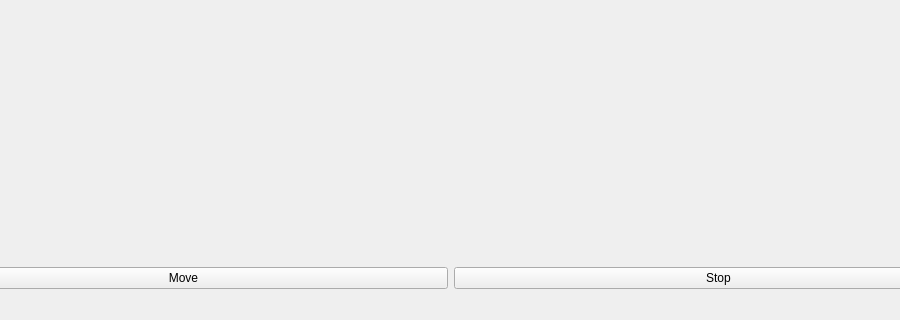
This is ui/main_window.ui in UChicago-Yang-Lab/miniMBE-GUI-v2 as Qt 5 draws it before an edit; both pictures show x 90 to 990 and y 440 to 760 of the 1082 by 760 pixel window. The edited form follows.
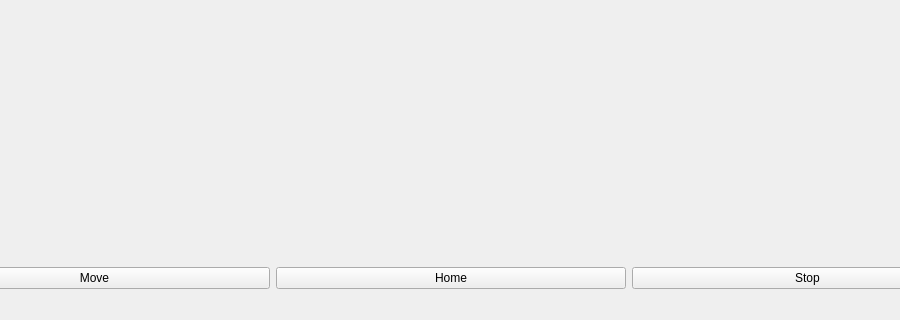
This is the edited form.

```diff
--- a/ui/main_window.ui
+++ b/ui/main_window.ui
@@ -68,6 +68,13 @@
          </property>
         </widget>
        </item>
+      <item>
+       <widget class="QPushButton" name="homeButton">
+        <property name="text">
+         <string>Home</string>
+        </property>
+       </widget>
+      </item>
        <item>
         <widget class="QPushButton" name="stopButton">
          <property name="text">
```
Lines whose indentation alone changed are shown as unchanged.
